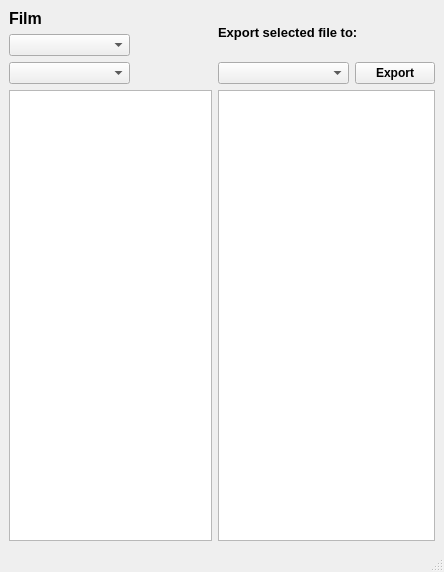
First picture: the form in dsShotOpen/dsShotOpenUI.ui, repository davidwilliamsDK/maya, before the edit.
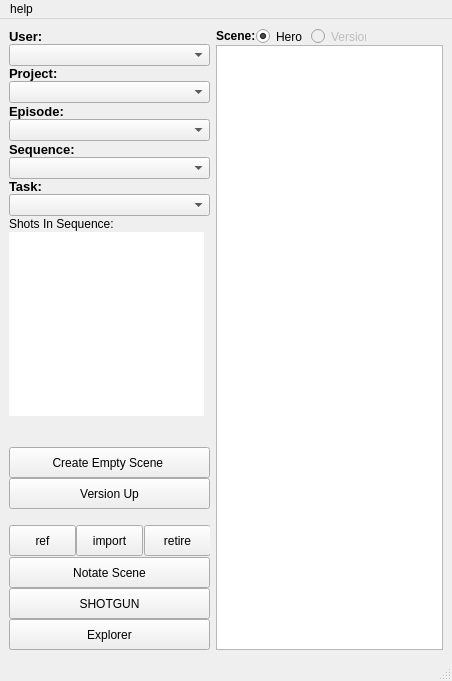
Second picture: the form after the edit.

The edit to the form file:
```diff
--- a/dsShotOpen/dsShotOpenUI.ui
+++ b/dsShotOpen/dsShotOpenUI.ui
@@ -6,162 +6,535 @@
    <rect>
     <x>0</x>
     <y>0</y>
-    <width>444</width>
-    <height>572</height>
+    <width>452</width>
+    <height>681</height>
    </rect>
   </property>
+  <property name="minimumSize">
+   <size>
+    <width>452</width>
+    <height>681</height>
+   </size>
+  </property>
+  <property name="maximumSize">
+   <size>
+    <width>800</width>
+    <height>800</height>
+   </size>
+  </property>
   <property name="windowTitle">
-   <string>MainWindow</string>
+   <string>dsShotOpen</string>
+  </property>
+  <property name="tabShape">
+   <enum>QTabWidget::Rounded</enum>
   </property>
   <widget class="QWidget" name="centralwidget">
-   <layout class="QGridLayout" name="gridLayout_3">
+   <layout class="QGridLayout" name="gridLayout">
+    <property name="verticalSpacing">
+     <number>0</number>
+    </property>
+    <item row="6" column="0">
+     <widget class="QLabel" name="seq_L">
+      <property name="maximumSize">
+       <size>
+        <width>201</width>
+        <height>25</height>
+       </size>
+      </property>
+      <property name="font">
+       <font>
+        <pointsize>10</pointsize>
+        <weight>75</weight>
+        <bold>true</bold>
+       </font>
+      </property>
+      <property name="text">
+       <string>Sequence:</string>
+      </property>
+     </widget>
+    </item>
+    <item row="9" column="0">
+     <widget class="QComboBox" name="task_CB">
+      <property name="minimumSize">
+       <size>
+        <width>150</width>
+        <height>0</height>
+       </size>
+      </property>
+     </widget>
+    </item>
     <item row="0" column="0">
-     <layout class="QGridLayout" name="gridLayout">
-      <item row="0" column="0">
-       <widget class="QLabel" name="filmLabel">
-        <property name="font">
-         <font>
-          <pointsize>12</pointsize>
-          <weight>75</weight>
-          <bold>true</bold>
-         </font>
-        </property>
-        <property name="text">
-         <string>Film</string>
-        </property>
-       </widget>
-      </item>
-      <item row="0" column="1" colspan="2">
-       <spacer name="horizontalSpacer">
-        <property name="orientation">
-         <enum>Qt::Horizontal</enum>
-        </property>
-        <property name="sizeHint" stdset="0">
-         <size>
-          <width>128</width>
-          <height>17</height>
-         </size>
-        </property>
-       </spacer>
-      </item>
-      <item row="1" column="0" colspan="2">
-       <widget class="QComboBox" name="filmComboBox">
-        <property name="minimumSize">
-         <size>
-          <width>121</width>
-          <height>22</height>
-         </size>
-        </property>
-        <property name="maximumSize">
-         <size>
-          <width>121</width>
-          <height>22</height>
-         </size>
-        </property>
-       </widget>
-      </item>
-      <item row="1" column="2">
-       <spacer name="horizontalSpacer_2">
-        <property name="orientation">
-         <enum>Qt::Horizontal</enum>
-        </property>
-        <property name="sizeHint" stdset="0">
-         <size>
-          <width>68</width>
-          <height>20</height>
-         </size>
-        </property>
-       </spacer>
-      </item>
-      <item row="2" column="0" colspan="2">
-       <widget class="QComboBox" name="episodeComboBox">
-        <property name="minimumSize">
-         <size>
-          <width>121</width>
-          <height>22</height>
-         </size>
-        </property>
-        <property name="maximumSize">
-         <size>
-          <width>121</width>
-          <height>22</height>
-         </size>
-        </property>
-       </widget>
-      </item>
-      <item row="2" column="2">
-       <spacer name="horizontalSpacer_3">
-        <property name="orientation">
-         <enum>Qt::Horizontal</enum>
-        </property>
-        <property name="sizeHint" stdset="0">
-         <size>
-          <width>38</width>
-          <height>20</height>
-         </size>
-        </property>
-       </spacer>
-      </item>
-     </layout>
+     <widget class="QLabel" name="user_L">
+      <property name="maximumSize">
+       <size>
+        <width>201</width>
+        <height>25</height>
+       </size>
+      </property>
+      <property name="font">
+       <font>
+        <pointsize>10</pointsize>
+        <weight>75</weight>
+        <bold>true</bold>
+       </font>
+      </property>
+      <property name="text">
+       <string>User:</string>
+      </property>
+     </widget>
     </item>
-    <item row="0" column="1">
+    <item row="3" column="0">
+     <widget class="QComboBox" name="projects_CB">
+      <property name="minimumSize">
+       <size>
+        <width>150</width>
+        <height>0</height>
+       </size>
+      </property>
+     </widget>
+    </item>
+    <item row="5" column="0">
+     <widget class="QComboBox" name="episodes_CB">
+      <property name="minimumSize">
+       <size>
+        <width>150</width>
+        <height>0</height>
+       </size>
+      </property>
+     </widget>
+    </item>
+    <item row="10" column="0">
+     <widget class="QLabel" name="shots_L">
+      <property name="text">
+       <string>Shots In Sequence:</string>
+      </property>
+     </widget>
+    </item>
+    <item row="15" column="0">
+     <widget class="QPushButton" name="versionUp_B">
+      <property name="enabled">
+       <bool>true</bool>
+      </property>
+      <property name="sizePolicy">
+       <sizepolicy hsizetype="Fixed" vsizetype="Fixed">
+        <horstretch>0</horstretch>
+        <verstretch>0</verstretch>
+       </sizepolicy>
+      </property>
+      <property name="minimumSize">
+       <size>
+        <width>201</width>
+        <height>31</height>
+       </size>
+      </property>
+      <property name="maximumSize">
+       <size>
+        <width>201</width>
+        <height>31</height>
+       </size>
+      </property>
+      <property name="font">
+       <font>
+        <weight>50</weight>
+        <bold>false</bold>
+       </font>
+      </property>
+      <property name="text">
+       <string>Version Up</string>
+      </property>
+     </widget>
+    </item>
+    <item row="19" column="0">
+     <widget class="QPushButton" name="sg_B">
+      <property name="minimumSize">
+       <size>
+        <width>201</width>
+        <height>31</height>
+       </size>
+      </property>
+      <property name="maximumSize">
+       <size>
+        <width>201</width>
+        <height>31</height>
+       </size>
+      </property>
+      <property name="text">
+       <string>SHOTGUN</string>
+      </property>
+     </widget>
+    </item>
+    <item row="20" column="0">
+     <widget class="QPushButton" name="explorer_B">
+      <property name="enabled">
+       <bool>true</bool>
+      </property>
+      <property name="sizePolicy">
+       <sizepolicy hsizetype="Fixed" vsizetype="Fixed">
+        <horstretch>0</horstretch>
+        <verstretch>0</verstretch>
+       </sizepolicy>
+      </property>
+      <property name="minimumSize">
+       <size>
+        <width>201</width>
+        <height>31</height>
+       </size>
+      </property>
+      <property name="maximumSize">
+       <size>
+        <width>201</width>
+        <height>31</height>
+       </size>
+      </property>
+      <property name="font">
+       <font>
+        <weight>50</weight>
+        <bold>false</bold>
+       </font>
+      </property>
+      <property name="text">
+       <string>Explorer</string>
+      </property>
+     </widget>
+    </item>
+    <item row="18" column="0">
+     <widget class="QPushButton" name="notate_B">
+      <property name="enabled">
+       <bool>true</bool>
+      </property>
+      <property name="sizePolicy">
+       <sizepolicy hsizetype="Fixed" vsizetype="Fixed">
+        <horstretch>0</horstretch>
+        <verstretch>0</verstretch>
+       </sizepolicy>
+      </property>
+      <property name="minimumSize">
+       <size>
+        <width>201</width>
+        <height>31</height>
+       </size>
+      </property>
+      <property name="maximumSize">
+       <size>
+        <width>201</width>
+        <height>31</height>
+       </size>
+      </property>
+      <property name="font">
+       <font>
+        <weight>50</weight>
+        <bold>false</bold>
+       </font>
+      </property>
+      <property name="text">
+       <string>Notate Scene</string>
+      </property>
+     </widget>
+    </item>
+    <item row="1" column="0">
+     <widget class="QComboBox" name="user_CB">
+      <property name="minimumSize">
+       <size>
+        <width>150</width>
+        <height>0</height>
+       </size>
+      </property>
+     </widget>
+    </item>
+    <item row="7" column="0">
+     <widget class="QComboBox" name="sequence_CB">
+      <property name="minimumSize">
+       <size>
+        <width>150</width>
+        <height>0</height>
+       </size>
+      </property>
+     </widget>
+    </item>
+    <item row="11" column="0">
+     <widget class="QListWidget" name="shots_LW">
+      <property name="minimumSize">
+       <size>
+        <width>195</width>
+        <height>184</height>
+       </size>
+      </property>
+      <property name="maximumSize">
+       <size>
+        <width>195</width>
+        <height>184</height>
+       </size>
+      </property>
+      <property name="frameShape">
+       <enum>QFrame::NoFrame</enum>
+      </property>
+      <property name="verticalScrollBarPolicy">
+       <enum>Qt::ScrollBarAsNeeded</enum>
+      </property>
+      <property name="horizontalScrollBarPolicy">
+       <enum>Qt::ScrollBarAlwaysOff</enum>
+      </property>
+      <property name="editTriggers">
+       <set>QAbstractItemView::NoEditTriggers</set>
+      </property>
+     </widget>
+    </item>
+    <item row="4" column="0">
+     <widget class="QLabel" name="episode_L">
+      <property name="maximumSize">
+       <size>
+        <width>201</width>
+        <height>26</height>
+       </size>
+      </property>
+      <property name="font">
+       <font>
+        <pointsize>10</pointsize>
+        <weight>75</weight>
+        <bold>true</bold>
+       </font>
+      </property>
+      <property name="text">
+       <string>Episode:</string>
+      </property>
+     </widget>
+    </item>
+    <item row="14" column="0">
+     <widget class="QPushButton" name="createEmpty_B">
+      <property name="enabled">
+       <bool>true</bool>
+      </property>
+      <property name="sizePolicy">
+       <sizepolicy hsizetype="Fixed" vsizetype="Fixed">
+        <horstretch>0</horstretch>
+        <verstretch>0</verstretch>
+       </sizepolicy>
+      </property>
+      <property name="minimumSize">
+       <size>
+        <width>201</width>
+        <height>31</height>
+       </size>
+      </property>
+      <property name="maximumSize">
+       <size>
+        <width>201</width>
+        <height>31</height>
+       </size>
+      </property>
+      <property name="font">
+       <font>
+        <weight>50</weight>
+        <bold>false</bold>
+       </font>
+      </property>
+      <property name="text">
+       <string>Create Empty Scene </string>
+      </property>
+     </widget>
+    </item>
+    <item row="8" column="0">
+     <widget class="QLabel" name="task_L">
+      <property name="font">
+       <font>
+        <pointsize>10</pointsize>
+        <weight>75</weight>
+        <bold>true</bold>
+       </font>
+      </property>
+      <property name="text">
+       <string>Task:</string>
+      </property>
+     </widget>
+    </item>
+    <item row="0" column="1" rowspan="21">
      <layout class="QGridLayout" name="gridLayout_2">
-      <item row="0" column="0" colspan="2">
-       <widget class="QLabel" name="exportLabel">
-        <property name="font">
-         <font>
-          <pointsize>10</pointsize>
-          <weight>75</weight>
-          <bold>true</bold>
-         </font>
-        </property>
-        <property name="text">
-         <string>Export selected file to:</string>
-        </property>
-       </widget>
-      </item>
-      <item row="1" column="1">
-       <widget class="QPushButton" name="exportPushButton">
-        <property name="font">
-         <font>
-          <weight>75</weight>
-          <bold>true</bold>
-         </font>
-        </property>
-        <property name="text">
-         <string>Export</string>
-        </property>
-       </widget>
-      </item>
-      <item row="1" column="0">
-       <widget class="QComboBox" name="exportComboBox">
+      <item row="0" column="0">
+       <widget class="QLabel" name="scene_L">
         <property name="sizePolicy">
-         <sizepolicy hsizetype="Minimum" vsizetype="Minimum">
+         <sizepolicy hsizetype="Fixed" vsizetype="Fixed">
           <horstretch>0</horstretch>
           <verstretch>0</verstretch>
          </sizepolicy>
         </property>
+        <property name="font">
+         <font>
+          <pointsize>9</pointsize>
+          <weight>75</weight>
+          <bold>true</bold>
+         </font>
+        </property>
+        <property name="text">
+         <string>Scene:</string>
+        </property>
+       </widget>
+      </item>
+      <item row="0" column="1">
+       <widget class="QRadioButton" name="hero_RB">
+        <property name="enabled">
+         <bool>true</bool>
+        </property>
         <property name="minimumSize">
          <size>
-          <width>131</width>
-          <height>22</height>
+          <width>55</width>
+          <height>17</height>
          </size>
         </property>
         <property name="maximumSize">
          <size>
-          <width>131</width>
-          <height>22</height>
+          <width>47</width>
+          <height>17</height>
+         </size>
+        </property>
+        <property name="text">
+         <string>Hero</string>
+        </property>
+        <property name="checked">
+         <bool>true</bool>
+        </property>
+       </widget>
+      </item>
+      <item row="0" column="2">
+       <widget class="QRadioButton" name="version_RB">
+        <property name="enabled">
+         <bool>false</bool>
+        </property>
+        <property name="minimumSize">
+         <size>
+          <width>55</width>
+          <height>17</height>
+         </size>
+        </property>
+        <property name="maximumSize">
+         <size>
+          <width>47</width>
+          <height>17</height>
+         </size>
+        </property>
+        <property name="text">
+         <string>Version</string>
+        </property>
+        <property name="checked">
+         <bool>false</bool>
+        </property>
+       </widget>
+      </item>
+      <item row="1" column="0" colspan="4">
+       <widget class="QListWidget" name="scene_LW">
+        <property name="minimumSize">
+         <size>
+          <width>211</width>
+          <height>400</height>
+         </size>
+        </property>
+        <property name="iconSize">
+         <size>
+          <width>100</width>
+          <height>500</height>
          </size>
         </property>
        </widget>
       </item>
      </layout>
     </item>
-    <item row="1" column="0">
-     <widget class="QListWidget" name="folderListWidget"/>
+    <item row="2" column="0">
+     <widget class="QLabel" name="project_L">
+      <property name="maximumSize">
+       <size>
+        <width>201</width>
+        <height>25</height>
+       </size>
+      </property>
+      <property name="font">
+       <font>
+        <pointsize>10</pointsize>
+        <weight>75</weight>
+        <bold>true</bold>
+       </font>
+      </property>
+      <property name="text">
+       <string>Project:</string>
+      </property>
+     </widget>
     </item>
-    <item row="1" column="1">
-     <widget class="QListWidget" name="fileListWidget"/>
+    <item row="17" column="0">
+     <widget class="QSplitter" name="splitter">
+      <property name="minimumSize">
+       <size>
+        <width>201</width>
+        <height>32</height>
+       </size>
+      </property>
+      <property name="maximumSize">
+       <size>
+        <width>203</width>
+        <height>31</height>
+       </size>
+      </property>
+      <property name="lineWidth">
+       <number>0</number>
+      </property>
+      <property name="orientation">
+       <enum>Qt::Horizontal</enum>
+      </property>
+      <property name="opaqueResize">
+       <bool>true</bool>
+      </property>
+      <property name="handleWidth">
+       <number>1</number>
+      </property>
+      <widget class="QPushButton" name="ref_B">
+       <property name="minimumSize">
+        <size>
+         <width>67</width>
+         <height>31</height>
+        </size>
+       </property>
+       <property name="maximumSize">
+        <size>
+         <width>67</width>
+         <height>31</height>
+        </size>
+       </property>
+       <property name="text">
+        <string>ref</string>
+       </property>
+      </widget>
+      <widget class="QPushButton" name="import_B">
+       <property name="minimumSize">
+        <size>
+         <width>67</width>
+         <height>31</height>
+        </size>
+       </property>
+       <property name="maximumSize">
+        <size>
+         <width>67</width>
+         <height>31</height>
+        </size>
+       </property>
+       <property name="text">
+        <string>import</string>
+       </property>
+      </widget>
+      <widget class="QPushButton" name="retire_B">
+       <property name="minimumSize">
+        <size>
+         <width>67</width>
+         <height>31</height>
+        </size>
+       </property>
+       <property name="maximumSize">
+        <size>
+         <width>67</width>
+         <height>31</height>
+        </size>
+       </property>
+       <property name="text">
+        <string>retire</string>
+       </property>
+      </widget>
+     </widget>
     </item>
    </layout>
   </widget>
@@ -170,10 +543,17 @@
     <rect>
      <x>0</x>
      <y>0</y>
-     <width>444</width>
-     <height>26</height>
+     <width>452</width>
+     <height>18</height>
     </rect>
    </property>
+   <widget class="QMenu" name="menuHelp">
+    <property name="title">
+     <string>help</string>
+    </property>
+    <addaction name="actionVfx_wiki_dk"/>
+   </widget>
+   <addaction name="menuHelp"/>
   </widget>
   <widget class="QStatusBar" name="statusbar"/>
  </widget>
```
Left out of the diff: 12 changed lines with no effect on the pictures.
